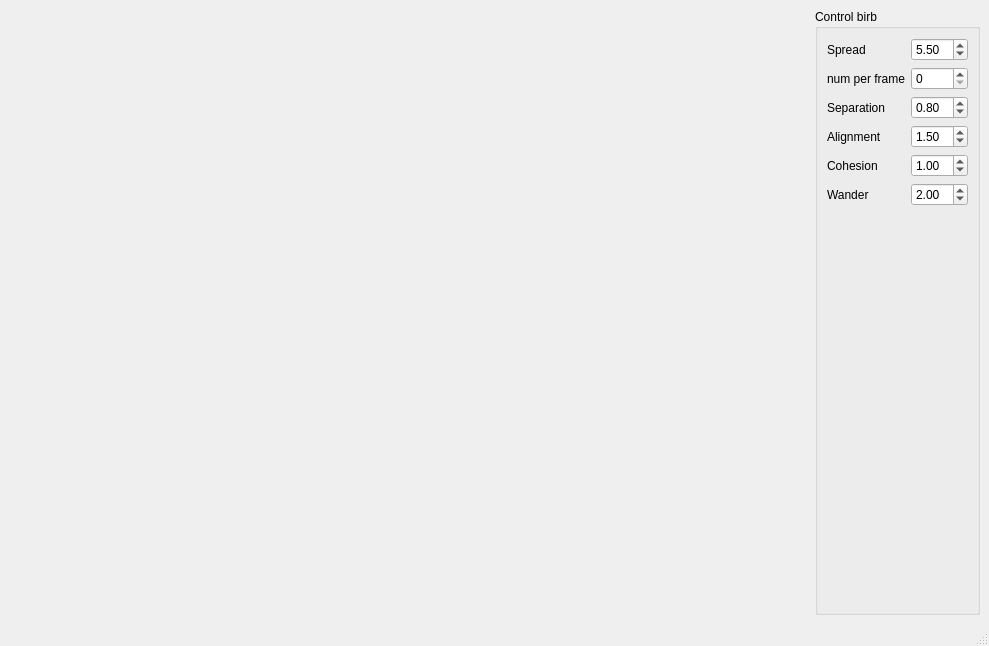
Old version of the form birb/ui/MainWindow.ui in the repository NCCA/programming-project-commedescode.
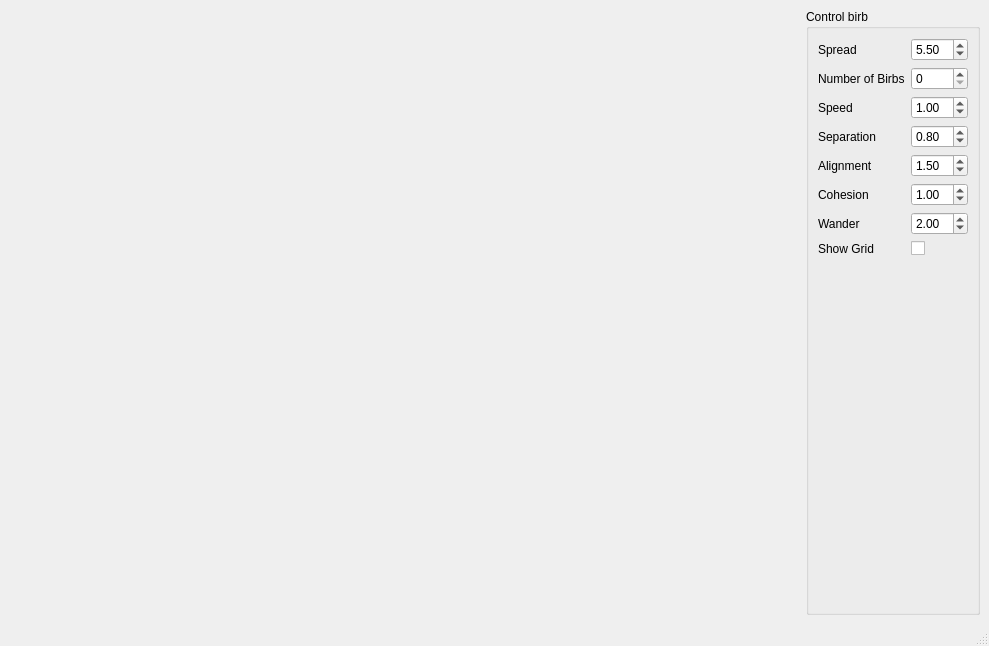
New version of the form.

```diff
--- a/birb/ui/MainWindow.ui
+++ b/birb/ui/MainWindow.ui
@@ -51,24 +51,47 @@
        <item row="2" column="0">
         <widget class="QLabel" name="label_2">
          <property name="text">
-          <string>num per frame</string>
+          <string>Number of Birbs</string>
          </property>
         </widget>
        </item>
        <item row="3" column="0">
+        <widget class="QLabel" name="label_7">
+         <property name="text">
+          <string>Speed</string>
+         </property>
+        </widget>
+       </item>
+       <item row="3" column="1">
+        <widget class="QDoubleSpinBox" name="m_speedSlider">
+         <property name="minimum">
+          <double>0.100000000000000</double>
+         </property>
+         <property name="maximum">
+          <double>10.000000000000000</double>
+         </property>
+         <property name="singleStep">
+          <double>0.100000000000000</double>
+         </property>
+         <property name="value">
+          <double>1.000000000000000</double>
+         </property>
+        </widget>
+       </item>
+       <item row="4" column="0">
         <widget class="QLabel" name="label_3">
          <property name="text">
           <string>Separation</string>
          </property>
         </widget>
        </item>
-       <item row="3" column="1">
+       <item row="4" column="1">
         <widget class="QDoubleSpinBox" name="m_separationSlider">
          <property name="minimum">
           <double>0.000000000000000</double>
          </property>
          <property name="maximum">
-          <double>5.000000000000000</double>
+          <double>10.000000000000000</double>
          </property>
          <property name="singleStep">
           <double>0.100000000000000</double>
@@ -78,20 +101,20 @@
          </property>
         </widget>
        </item>
-       <item row="4" column="0">
+       <item row="5" column="0">
         <widget class="QLabel" name="label_4">
          <property name="text">
           <string>Alignment</string>
          </property>
         </widget>
        </item>
-       <item row="4" column="1">
+       <item row="5" column="1">
         <widget class="QDoubleSpinBox" name="m_alignmentSlider">
          <property name="minimum">
           <double>0.000000000000000</double>
          </property>
          <property name="maximum">
-          <double>5.000000000000000</double>
+          <double>10.000000000000000</double>
          </property>
          <property name="singleStep">
           <double>0.100000000000000</double>
@@ -101,20 +124,20 @@
          </property>
         </widget>
        </item>
-       <item row="5" column="0">
+       <item row="6" column="0">
         <widget class="QLabel" name="label_5">
          <property name="text">
           <string>Cohesion</string>
          </property>
         </widget>
        </item>
-       <item row="5" column="1">
+       <item row="6" column="1">
         <widget class="QDoubleSpinBox" name="m_cohesionSlider">
          <property name="minimum">
           <double>0.000000000000000</double>
          </property>
          <property name="maximum">
-          <double>5.000000000000000</double>
+          <double>10.000000000000000</double>
          </property>
          <property name="singleStep">
           <double>0.100000000000000</double>
@@ -124,20 +147,20 @@
          </property>
         </widget>
        </item>
-       <item row="6" column="0">
+       <item row="7" column="0">
         <widget class="QLabel" name="label_6">
          <property name="text">
           <string>Wander</string>
          </property>
         </widget>
        </item>
-       <item row="6" column="1">
+       <item row="7" column="1">
         <widget class="QDoubleSpinBox" name="m_wanderSlider">
          <property name="minimum">
           <double>0.000000000000000</double>
          </property>
          <property name="maximum">
-          <double>5.000000000000000</double>
+          <double>10.000000000000000</double>
          </property>
          <property name="singleStep">
           <double>0.100000000000000</double>
@@ -147,7 +170,22 @@
          </property>
         </widget>
        </item>
-       <item row="7" column="1">
+       <!-- NEW GRID TOGGLE -->
+       <item row="8" column="0">
+        <widget class="QLabel" name="label_8">
+         <property name="text">
+          <string>Show Grid</string>
+         </property>
+        </widget>
+       </item>
+       <item row="8" column="1">
+        <widget class="QCheckBox" name="m_showGrid">
+         <property name="checked">
+          <bool>false</bool>
+         </property>
+        </widget>
+       </item>
+       <item row="9" column="1">
         <spacer name="verticalSpacer">
          <property name="orientation">
           <enum>Qt::Vertical</enum>
@@ -160,7 +198,7 @@
          </property>
         </spacer>
        </item>
-       <item row="8" column="1">
+       <item row="10" column="1">
         <spacer name="verticalSpacer_2">
          <property name="orientation">
           <enum>Qt::Vertical</enum>
```
Left out of the diff: 2 changed lines with no effect on the pictures.
